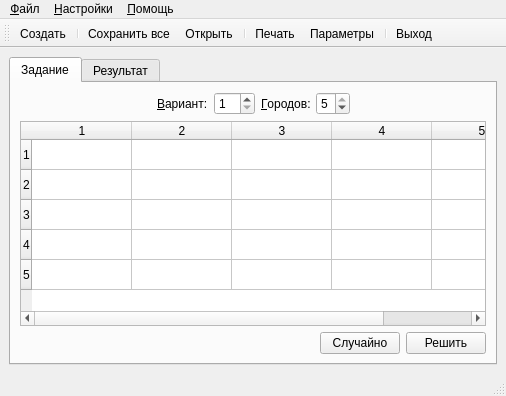
Qt form ui/mainwindow.ui (leppa/tspsg) before a commit.
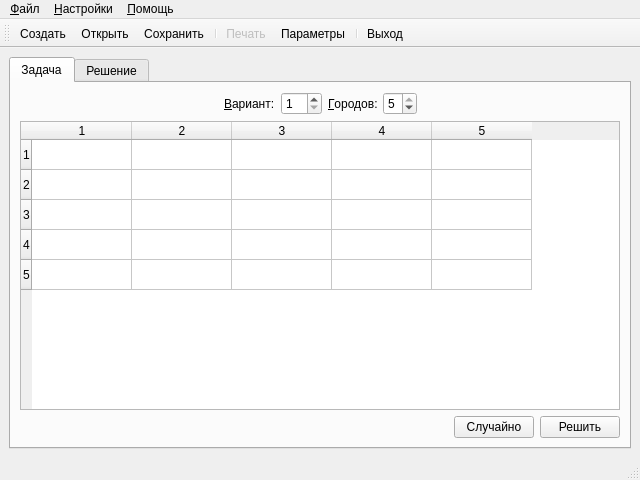
The same form after that commit. Icons and pictures are not drawn.

Commit message: Interface updates and main menu changes...

The edit to the form file:
```diff
--- a/ui/mainwindow.ui
+++ b/ui/mainwindow.ui
@@ -5,8 +5,8 @@
    <rect>
     <x>0</x>
     <y>0</y>
-    <width>506</width>
-    <height>396</height>
+    <width>640</width>
+    <height>480</height>
    </rect>
   </property>
   <property name="windowTitle" >
@@ -30,7 +30,7 @@
       </property>
       <widget class="QWidget" name="tabTask" >
        <attribute name="title" >
-        <string>Задание</string>
+        <string>Задача</string>
        </attribute>
        <layout class="QVBoxLayout" >
         <item>
@@ -182,7 +182,7 @@
       </widget>
       <widget class="QWidget" name="tabSolution" >
        <attribute name="title" >
-        <string>Результат</string>
+        <string>Решение</string>
        </attribute>
        <layout class="QVBoxLayout" >
         <item>
@@ -219,7 +219,7 @@
     <rect>
      <x>0</x>
      <y>0</y>
-     <width>506</width>
+     <width>640</width>
      <height>21</height>
     </rect>
    </property>
@@ -287,9 +287,8 @@
     <bool>false</bool>
    </attribute>
    <addaction name="actionFileNew" />
-   <addaction name="separator" />
-   <addaction name="actionFileSaveAll" />
    <addaction name="actionFileOpen" />
+   <addaction name="actionFileSaveTask" />
    <addaction name="separator" />
    <addaction name="actionFilePrint" />
    <addaction name="actionSettingsSettings" />
@@ -305,6 +304,9 @@
    </property>
   </action>
   <action name="actionFilePrint" >
+   <property name="enabled" >
+    <bool>false</bool>
+   </property>
    <property name="icon" >
     <iconset resource="../resources/tspsg.qrc" >:/images/buttons/buttons/Print.png</iconset>
    </property>
@@ -330,7 +332,10 @@
     <iconset resource="../resources/tspsg.qrc" >:/images/buttons/buttons/Save.png</iconset>
    </property>
    <property name="text" >
-    <string>Сохранить &amp;все</string>
+    <string>&amp;Решение</string>
+   </property>
+   <property name="statusTip" >
+    <string>Сохранить ход и граф решения</string>
    </property>
    <property name="shortcut" >
     <string>Ctrl+S</string>
@@ -401,6 +406,26 @@
     <string>Выйти из программы</string>
    </property>
   </action>
+  <action name="actionFileSaveTask" >
+   <property name="icon" >
+    <iconset resource="../resources/tspsg.qrc" >:/images/buttons/buttons/Save.png</iconset>
+   </property>
+   <property name="text" >
+    <string>&amp;Задачу</string>
+   </property>
+   <property name="iconText" >
+    <string>Сохранить</string>
+   </property>
+   <property name="toolTip" >
+    <string>Сохранить задачу</string>
+   </property>
+   <property name="statusTip" >
+    <string>Сохранить условие задачи в файл</string>
+   </property>
+   <property name="shortcut" >
+    <string>Ctrl+S</string>
+   </property>
+  </action>
  </widget>
  <resources>
   <include location="../resources/tspsg.qrc" />
```
Left out of the diff: 75 changed lines with no effect on the pictures. The commit also changes 1 other file.
